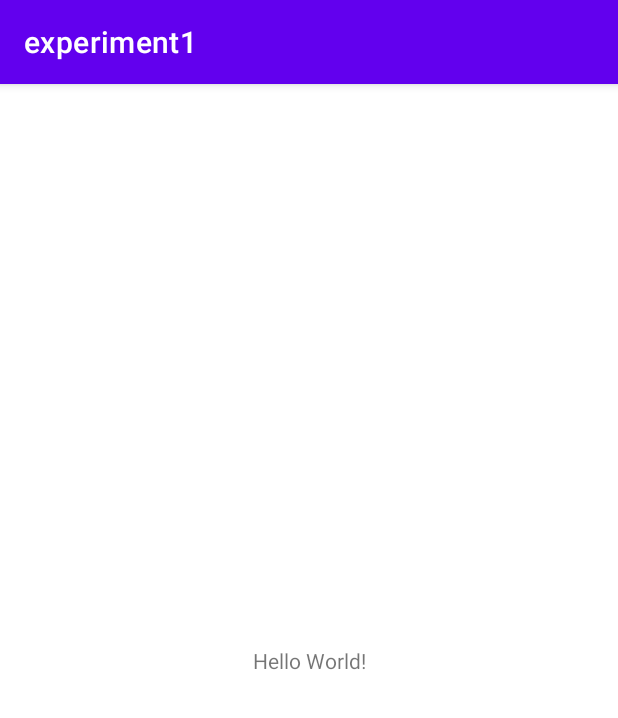
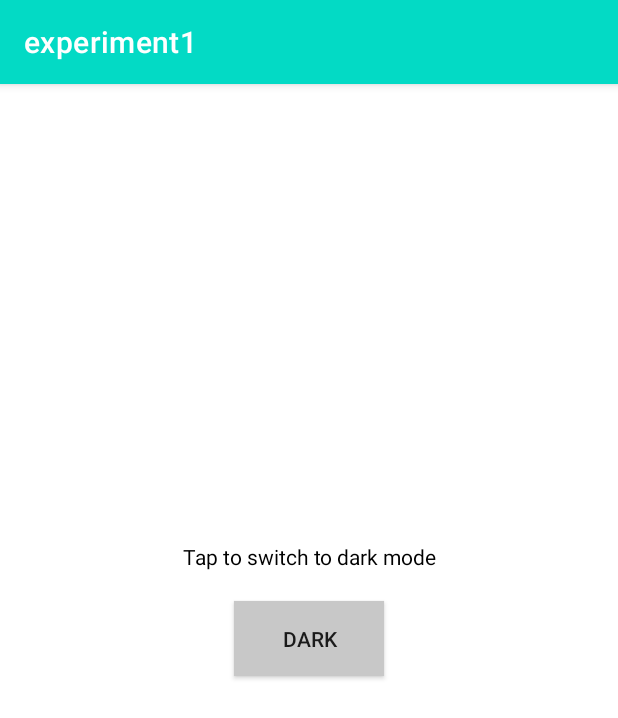
Before and after one commit to p0l1t1c1an/Chirrup, an Android app: the screen it shows after launch (MainActivity), on a phone screen of 412 x 824 dp. Shown: the top 718 px of the screen. Run offline under Robolectric (Android 15) with nearby library versions, the phone set to English and light mode, and no system bars.

Commit message:
created toggle button with action

```diff
--- a/Experiments/jnoesen/experiment1/app/src/main/res/layout/activity_main.xml
+++ b/Experiments/jnoesen/experiment1/app/src/main/res/layout/activity_main.xml
@@ -1,18 +1,51 @@
 <?xml version="1.0" encoding="utf-8"?>
-<androidx.constraintlayout.widget.ConstraintLayout
-    xmlns:android="http://schemas.android.com/apk/res/android"
+<androidx.constraintlayout.widget.ConstraintLayout xmlns:android="http://schemas.android.com/apk/res/android"
+    xmlns:app="http://schemas.android.com/apk/res-auto"
     xmlns:tools="http://schemas.android.com/tools"
-    xmlns:app="http://schemas.android.com/apk/res-auto"
     android:layout_width="match_parent"
     android:layout_height="match_parent"
     tools:context=".MainActivity">
+
+    <RelativeLayout
+        android:id="@+id/relativeLayout"
+        android:layout_width="match_parent"
+        android:layout_height="match_parent"
+        android:background="#FFFFFF"
+        tools:layout_editor_absoluteX="83dp"
+        tools:layout_editor_absoluteY="63dp">
+
+    </RelativeLayout>
+
     <TextView
+        android:id="@+id/textView2"
         android:layout_width="wrap_content"
         android:layout_height="wrap_content"
-      android:text="Hello World!"
+        android:text="Tap to switch to dark mode"
+        android:textAlignment="center"
+        android:textColor="#000000"
         app:layout_constraintBottom_toBottomOf="parent"
         app:layout_constraintLeft_toLeftOf="parent"
         app:layout_constraintRight_toRightOf="parent"
-      app:layout_constraintTop_toTopOf="parent" />
+        app:layout_constraintTop_toTopOf="parent"
+        app:layout_constraintVertical_bias="0.408" />
+
+    <ToggleButton
+        android:id="@+id/toggleButton"
+        android:layout_width="100dp"
+        android:layout_height="50dp"
+        android:layout_marginStart="1dp"
+        android:layout_marginTop="20dp"
+        android:layout_marginEnd="1dp"
+        android:background="#C8C8C8"
+        android:checked="true"
+        android:text="Toggle"
+        android:textOff="Light"
+        android:textOn="Dark"
+        android:visibility="visible"
+        app:layout_constraintEnd_toEndOf="parent"
+        app:layout_constraintHorizontal_bias="0.501"
+        app:layout_constraintStart_toStartOf="parent"
+        app:layout_constraintTop_toBottomOf="@+id/textView2"
+        tools:visibility="visible" />
 
 </androidx.constraintlayout.widget.ConstraintLayout>
--- a/Experiments/jnoesen/experiment1/app/src/main/res/values/themes.xml
+++ b/Experiments/jnoesen/experiment1/app/src/main/res/values/themes.xml
@@ -2,8 +2,8 @@
     <!-- Base application theme. -->
     <style name="Theme.Experiment1" parent="Theme.MaterialComponents.DayNight.DarkActionBar">
         <!-- Primary brand color. -->
-        <item name="colorPrimary">@color/purple_500</item>
-        <item name="colorPrimaryVariant">@color/purple_700</item>
+        <item name="colorPrimary">@color/teal_200</item>
+        <item name="colorPrimaryVariant">@color/teal_700</item>
         <item name="colorOnPrimary">@color/white</item>
         <!-- Secondary brand color. -->
         <item name="colorSecondary">@color/teal_200</item>
```
Also changed, not shown: Experiments/jnoesen/experiment1/app/src/main/java/edu/iastate/jnoesen/experiment1/MainActivity.java (+54 -0 lines). Lines whose indentation alone changed are shown as unchanged.
